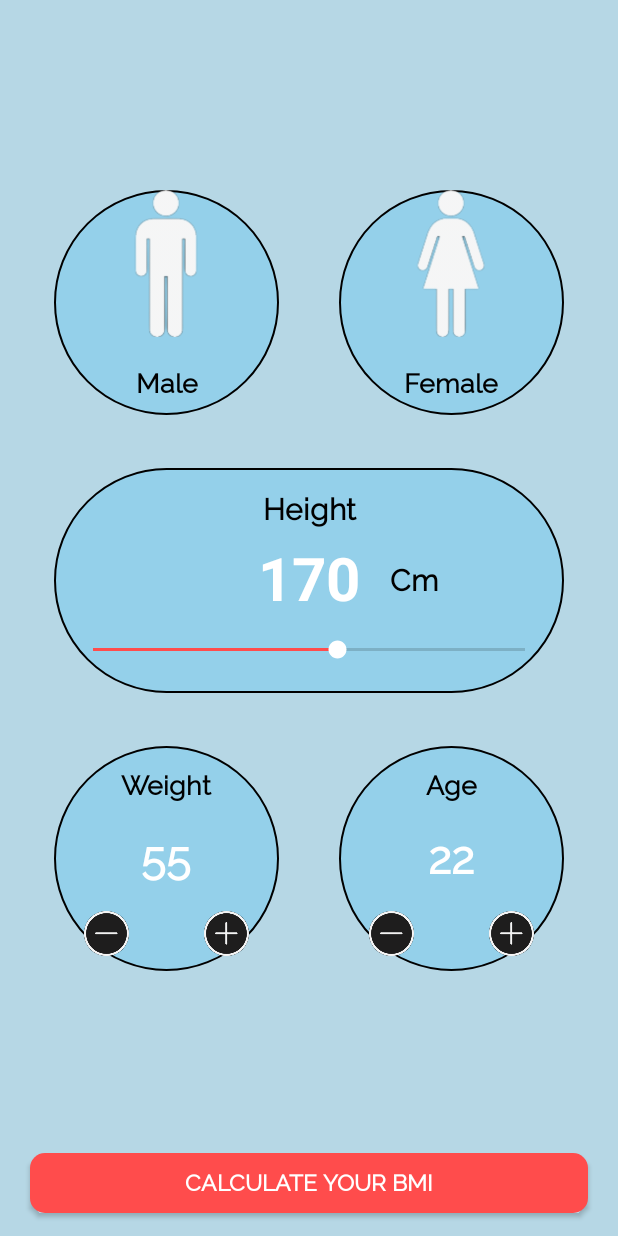
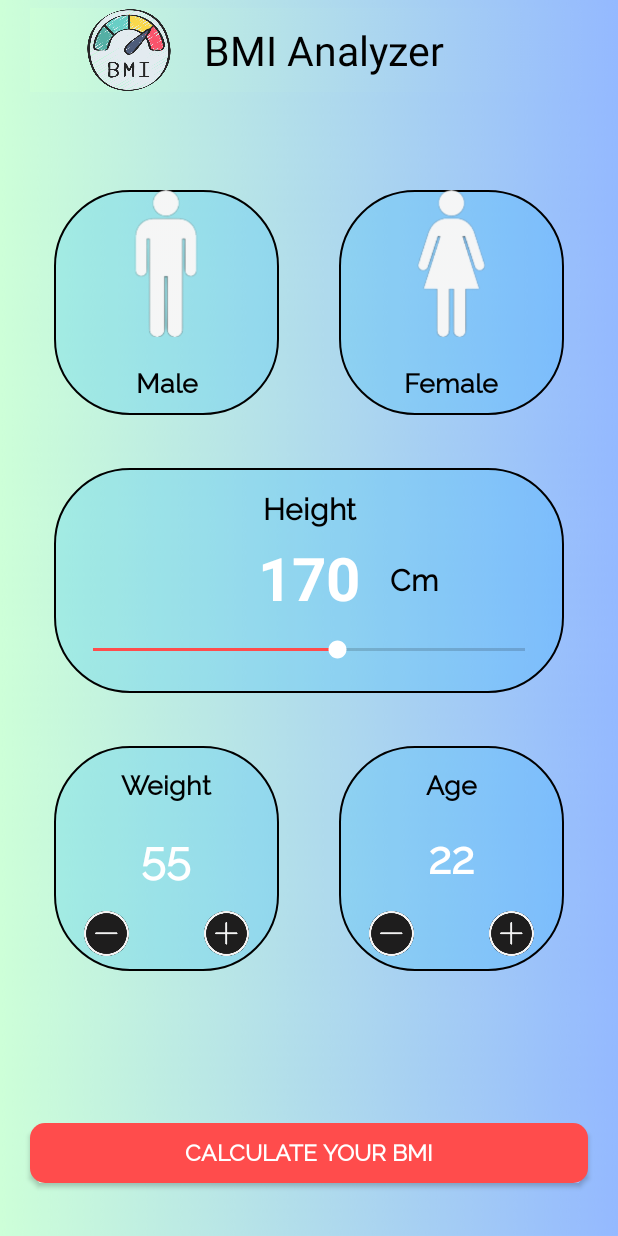
Before and after one commit to raj121276thakre/BMI-Analyzer, an Android app: the screen it shows after launch (MainActivity), on a phone screen of 412 x 824 dp. Run offline under Robolectric (Android 15) with nearby library versions, the phone set to English and light mode, and no system bars.

Commit message:
1] Splash screen and app logo

```diff
--- a/app/src/main/java/com/rajapps/bmianalyzer/MainActivity.java
+++ b/app/src/main/java/com/rajapps/bmianalyzer/MainActivity.java
@@ -1,6 +1,7 @@
 package com.rajapps.bmianalyzer;
 
 import androidx.appcompat.app.AppCompatActivity;
+import androidx.appcompat.widget.Toolbar;
 import androidx.core.content.ContextCompat;
 
 import android.content.Intent;
@@ -40,7 +41,9 @@ public class MainActivity extends AppCompatActivity {
         //main codes
 
         // hiding action Bar
-        getSupportActionBar().hide();
+       // Toolbar toolbar = findViewById(R.id.custom_toolbar);
+     //   setSupportActionBar(toolbar);
+      //  getSupportActionBar().hide();
 
         //finding id's and connecting to variables
         mcurrentage=findViewById(R.id.currentage);
--- a/app/src/main/java/com/rajapps/bmianalyzer/SplashActivity.java
+++ b/app/src/main/java/com/rajapps/bmianalyzer/SplashActivity.java
@@ -2,22 +2,30 @@ package com.rajapps.bmianalyzer;
 
 import androidx.appcompat.app.AppCompatActivity;
 
+import android.content.Intent;
 import android.os.Bundle;
+import android.os.Handler;
+import android.view.WindowManager;
 
 public class SplashActivity extends AppCompatActivity {
-    // variables declaration
-
-
 
     @Override
     protected void onCreate(Bundle savedInstanceState) {
         super.onCreate(savedInstanceState);
         setContentView(R.layout.activity_splash);
-        //main codes
+
+        getWindow().setFlags(WindowManager.LayoutParams.FLAG_FULLSCREEN,WindowManager.LayoutParams.FLAG_FULLSCREEN);
+        getSupportActionBar().hide();
+
+        new Handler().postDelayed(new Runnable() {
+            @Override
+            public void run() {
+                Intent intent=new Intent(SplashActivity.this, MainActivity.class);
+                startActivity(intent);
+                finish();
+            }
+        },3000);
 
 
     }
-    //functions
-
-
 }
--- a/app/src/main/res/drawable/cardbackgroung.xml
+++ b/app/src/main/res/drawable/cardbackgroung.xml
@@ -11,7 +11,7 @@
     <stroke android:color="@color/black"
         android:width="1dp"/>
 
-    <corners android:radius="145dp">
+    <corners android:radius="50dp">
 
     </corners>
 
--- a/app/src/main/res/drawable/malefemalefocus.xml
+++ b/app/src/main/res/drawable/malefemalefocus.xml
@@ -3,8 +3,8 @@
     android:shape="rectangle">
 <!--    <solid android:color="#474646"/>-->
     <solid android:color="#3000B0FF"/>
-    <stroke android:color="#FF4C4C"
+    <stroke android:color="#4CAF50"
         android:width="2dp"/>
-    <corners android:radius="145dp"/>
+    <corners android:radius="55dp"/>
 
 </shape>
--- a/app/src/main/res/drawable/malefemalenotfocus.xml
+++ b/app/src/main/res/drawable/malefemalenotfocus.xml
@@ -4,6 +4,6 @@
     <solid android:color="#3000B0FF"/>
     <stroke android:color="@color/black"
         android:width="1dp"/>
-    <corners android:radius="145dp"/>
+    <corners android:radius="50dp"/>
 
 </shape>
--- a/app/src/main/res/layout/activity_main.xml
+++ b/app/src/main/res/layout/activity_main.xml
@@ -1,10 +1,39 @@
 <?xml version="1.0" encoding="utf-8"?>
 <RelativeLayout xmlns:android="http://schemas.android.com/apk/res/android"
+    xmlns:app="http://schemas.android.com/apk/res-auto"
     xmlns:tools="http://schemas.android.com/tools"
     android:layout_width="match_parent"
     android:layout_height="match_parent"
-    android:background="@color/background"
+    android:background="@drawable/bg5"
     tools:context=".MainActivity">
+
+    <androidx.appcompat.widget.Toolbar
+        xmlns:android="http://schemas.android.com/apk/res/android"
+        android:id="@+id/custom_toolbar"
+        android:layout_width="match_parent"
+        android:layout_height="?attr/actionBarSize"
+        android:layout_marginTop="5dp"
+        android:layout_marginLeft="20dp"
+        android:background="@drawable/bg5">
+
+        <ImageView
+            android:layout_width="100dp"
+            android:layout_height="match_parent"
+            android:src="@drawable/bmi_logo"/>
+
+        <TextView
+            android:id="@+id/toolbar_title"
+            android:layout_width="wrap_content"
+            android:layout_height="wrap_content"
+            android:text="@string/app_name"
+            android:textColor="@android:color/black"
+
+            android:textSize="27sp"/>
+
+        <!-- add any other views or layout elements you want here -->
+
+    </androidx.appcompat.widget.Toolbar>
+
 
 
     <RelativeLayout
@@ -63,6 +92,7 @@
         </TextView>
 
 
+
     </RelativeLayout>
 
     <RelativeLayout
@@ -77,7 +107,7 @@
         android:id="@+id/female">
 
         <ImageView
-            android:layout_width="170px"
+            android:layout_width="1700px"
             android:layout_height="170px"
             android:layout_centerInParent="true"
             android:layout_above="@id/textfemale"
@@ -179,7 +209,7 @@
         android:layout_height="40dp"
         android:id="@+id/calculatebmi"
         android:layout_alignParentBottom="true"
-        android:layout_marginBottom="15dp"
+        android:layout_marginBottom="35dp"
         android:background="@drawable/buttonbackground"
         android:text="@string/calculate_your_bmi"
         android:textSize="15sp"
@@ -188,6 +218,7 @@
         android:textStyle="bold"
         android:layout_marginLeft="20dp"
         android:layout_marginRight="20dp"
+
         >
 
     </android.widget.Button>
--- a/app/src/main/res/values/strings.xml
+++ b/app/src/main/res/values/strings.xml
@@ -1,5 +1,7 @@
 <resources>
     <string name="app_name">BMI Analyzer</string>
+
+    <string name="bgImage">@drawable/bg11</string>
 
     <string name="unit">Cm</string>
     <string name="femaletext">Female</string>
--- a/app/src/main/res/values/themes.xml
+++ b/app/src/main/res/values/themes.xml
@@ -13,4 +13,10 @@
         <item name="android:statusBarColor">?attr/colorPrimaryVariant</item>
         <!-- Customize your theme here. -->
     </style>
+
+    <style name="AppTheme" parent="Theme.AppCompat.Light.NoActionBar">
+        <item name="windowActionBar">false</item>
+        <item name="windowNoTitle">true</item>
+    </style>
+
 </resources>
```
Also changed, not shown: app/src/main/AndroidManifest.xml (+9 -5 lines), app/src/main/java/com/rajapps/bmianalyzer/BmiActivity.java (+13 -6 lines), app/src/main/res/layout/activity_bmi.xml (+31 -9 lines), app/src/main/res/layout/activity_splash.xml (+27 -2 lines), app/src/main/res/drawable/bg11.png (added), app/src/main/res/drawable/bg4.png (added), app/src/main/res/drawable/bg5.png (added), app/src/main/res/drawable/bg6.png (added), app/src/main/res/drawable/bg_circle_design.png (added), app/src/main/res/drawable/bmi_logo.png (added).
